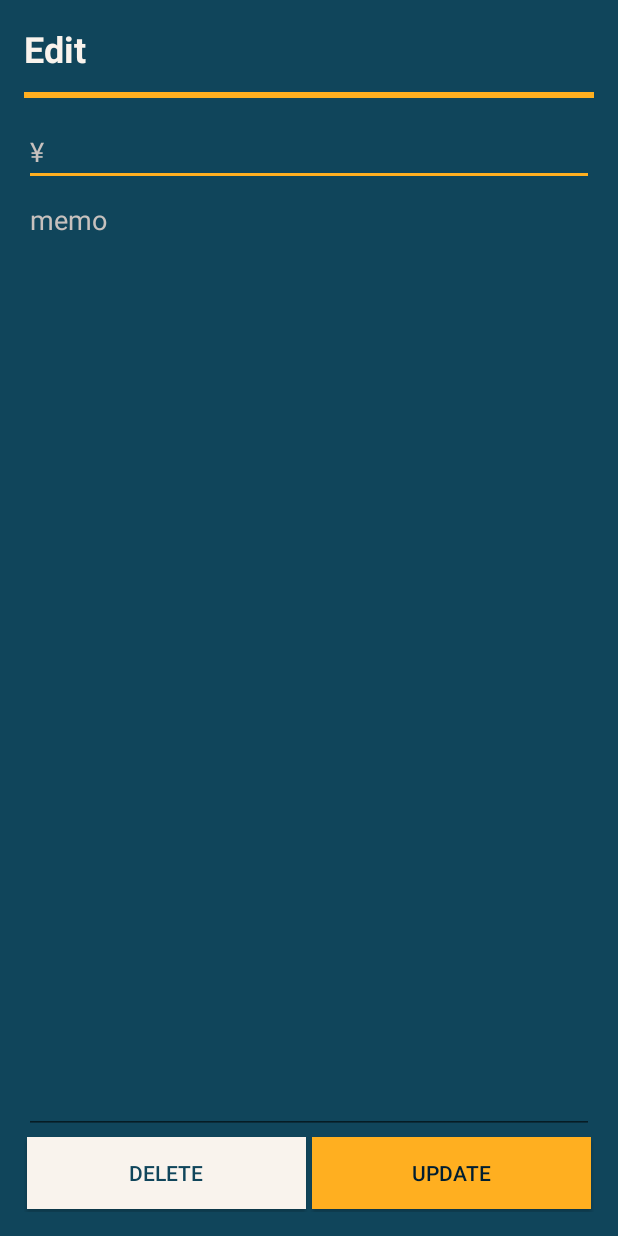
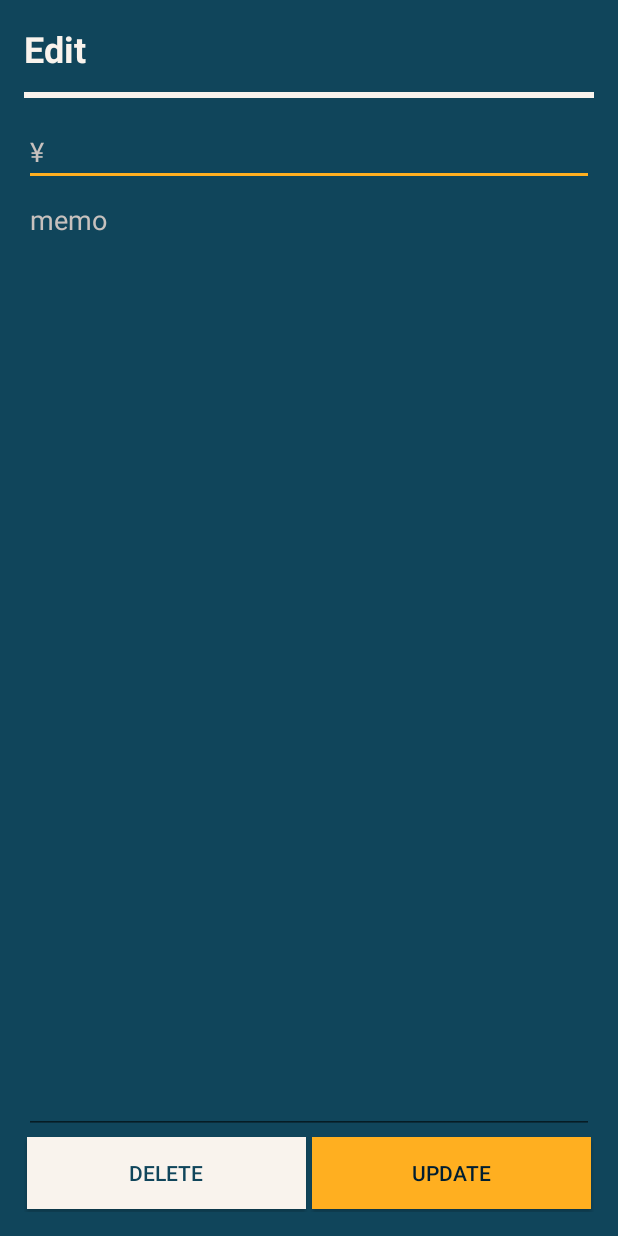
Before and after one commit to kaedejima/minimabank, an Android app: the DetailActivity screen opened directly, with no data from a screen before it, on a phone screen of 412 x 824 dp. Run offline under Robolectric (Android 15) with nearby library versions, the phone set to English and light mode, and no system bars; libraries missing offline, so code that uses them is left out: io.realm; 4 statements that could not run were skipped.

Commit message:
lilchange03

```diff
--- a/app/src/main/res/layout/activity_create.xml
+++ b/app/src/main/res/layout/activity_create.xml
@@ -24,7 +24,7 @@
             style="?android:attr/progressBarStyleHorizontal"
             android:layout_width="match_parent"
             android:layout_height="wrap_content"
-            android:progressTint="@color/colorAccent"
+            android:progressTint="@color/colorText"
             android:progress="100"
             android:max="100"/>
 
--- a/app/src/main/res/layout/activity_detail.xml
+++ b/app/src/main/res/layout/activity_detail.xml
@@ -28,9 +28,9 @@
             style="?android:attr/progressBarStyleHorizontal"
             android:layout_width="match_parent"
             android:layout_height="30dp"
-            android:progressTint="@color/colorAccent"
+            android:max="100"
             android:progress="100"
-            android:max="100"/>
+            android:progressTint="@color/colorText" />
 
         <EditText
             android:id="@+id/titleEditText"
--- a/app/src/main/res/layout/activity_setmoney.xml
+++ b/app/src/main/res/layout/activity_setmoney.xml
@@ -24,9 +24,9 @@
             style="?android:attr/progressBarStyleHorizontal"
             android:layout_width="match_parent"
             android:layout_height="wrap_content"
-            android:progressTint="@color/colorAccent"
+            android:max="100"
             android:progress="100"
-            android:max="100"/>
+            android:progressTint="@color/colorText" />
 
         <EditText
             android:id="@+id/titleEditText"
```
